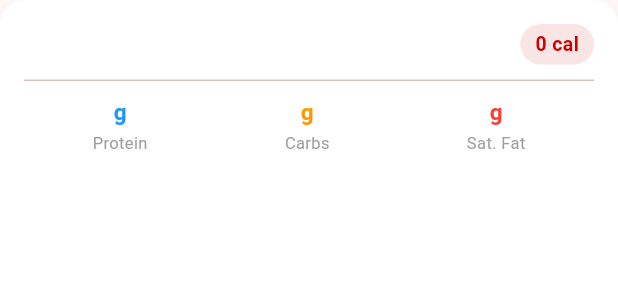
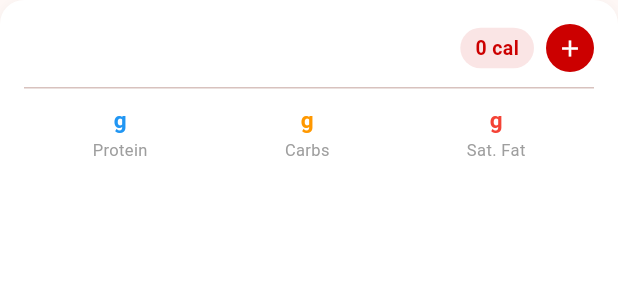
Before and after one commit to adyooTM/BUDiningTracker, a Flutter app: the _MenuItemCard widget shown alone on an empty page, opened directly with empty values, on a phone screen of 412 x 824 dp. Shown: the top 300 px of the screen. Run offline on Flutter 3.47's test engine with Material 3 defaults, Android fonts, the phone set to English and light mode, and no system bars; our stand-ins replace supabase_flutter; accounts and stored records are empty.

Commit message:
added add button on menu items

```diff
--- a/flutterfiles/lib/menu_page.dart
+++ b/flutterfiles/lib/menu_page.dart
@@ -203,6 +203,26 @@ class _MenuItemCard extends StatelessWidget {
                     ),
                   ),
                 ),
+              const SizedBox(width: 8),
+              GestureDetector(
+                onTap: () {
+                  print('Added: ${item['name']}');
+                },
+                child: Container(
+                  width: 32,
+                  height: 32,
+                  decoration: const BoxDecoration(
+                    color: Color(0xFFCC0000),
+                    shape: BoxShape.circle,
+
+                  ),
+                  child: const Icon(
+                    Icons.add,
+                    color: Colors.white,
+                    size: 18,
+                  ),
+                ),
+              ),
             ],
           ),
 
```
